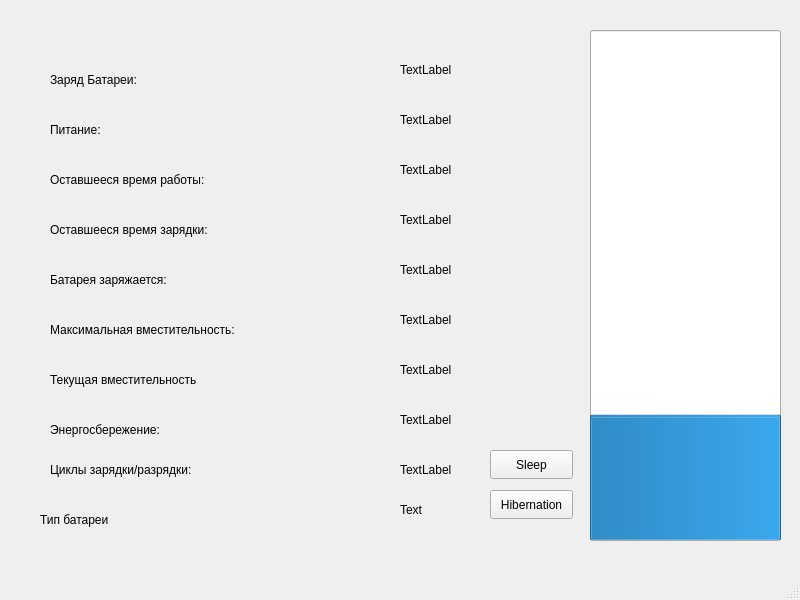
First picture: the form in BatteryManager/mainwindow.ui, repository de1ukc/QT_Battery_Manager, before the edit.
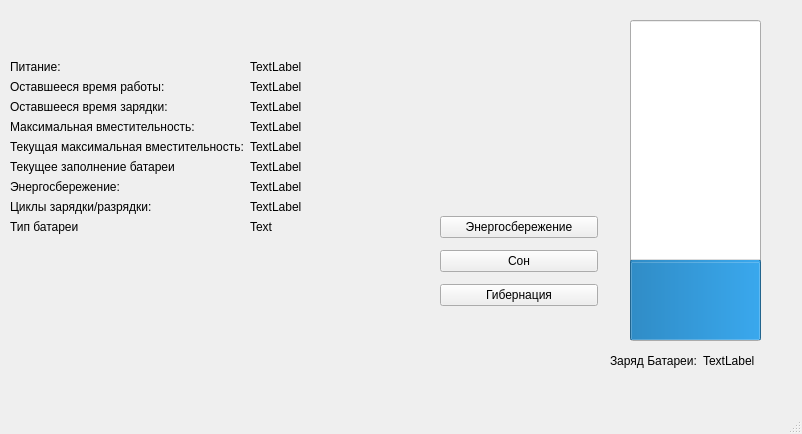
Second picture: the form after the edit.

The edit to the form file:
```diff
--- a/BatteryManager/mainwindow.ui
+++ b/BatteryManager/mainwindow.ui
@@ -6,8 +6,8 @@
    <rect>
     <x>0</x>
     <y>0</y>
-    <width>800</width>
-    <height>600</height>
+    <width>802</width>
+    <height>434</height>
    </rect>
   </property>
   <property name="windowTitle">
@@ -17,10 +17,10 @@
    <widget class="QProgressBar" name="batteryBar">
     <property name="geometry">
      <rect>
-      <x>590</x>
-      <y>30</y>
-      <width>191</width>
-      <height>511</height>
+      <x>630</x>
+      <y>20</y>
+      <width>131</width>
+      <height>321</height>
      </rect>
     </property>
     <property name="value">
@@ -30,292 +30,203 @@
      <enum>Qt::Vertical</enum>
     </property>
    </widget>
-   <widget class="QLabel" name="battery_charge_level">
+   <widget class="QWidget" name="layoutWidget">
     <property name="geometry">
      <rect>
-      <x>50</x>
-      <y>70</y>
-      <width>131</width>
-      <height>20</height>
-     </rect>
-    </property>
-    <property name="text">
-     <string>Заряд Батареи:</string>
-    </property>
-   </widget>
-   <widget class="QLabel" name="battery_charge_level_value">
-    <property name="geometry">
-     <rect>
-      <x>400</x>
+      <x>10</x>
       <y>60</y>
-      <width>63</width>
-      <height>20</height>
+      <width>401</width>
+      <height>281</height>
      </rect>
     </property>
-    <property name="text">
-     <string>TextLabel</string>
-    </property>
-   </widget>
+    <layout class="QFormLayout" name="formLayout">
+     <item row="0" column="0">
    <widget class="QLabel" name="AC_status">
-    <property name="geometry">
-     <rect>
-      <x>50</x>
-      <y>120</y>
-      <width>121</width>
-      <height>20</height>
-     </rect>
-    </property>
     <property name="text">
      <string>Питание:</string>
     </property>
    </widget>
+     </item>
+     <item row="0" column="1">
    <widget class="QLabel" name="AC_status_value">
-    <property name="geometry">
-     <rect>
-      <x>400</x>
-      <y>110</y>
-      <width>63</width>
-      <height>20</height>
-     </rect>
-    </property>
     <property name="text">
      <string>TextLabel</string>
     </property>
    </widget>
+     </item>
+     <item row="1" column="0">
    <widget class="QLabel" name="remaning_time_work">
-    <property name="geometry">
-     <rect>
-      <x>50</x>
-      <y>170</y>
-      <width>201</width>
-      <height>20</height>
-     </rect>
-    </property>
     <property name="text">
      <string>Оставшееся время работы:</string>
     </property>
    </widget>
+     </item>
+     <item row="1" column="1">
+      <widget class="QLabel" name="remaning_time_work_value">
+       <property name="text">
+        <string>TextLabel</string>
+       </property>
+      </widget>
+     </item>
+     <item row="2" column="0">
    <widget class="QLabel" name="remaning_time_charge">
-    <property name="geometry">
-     <rect>
-      <x>50</x>
-      <y>220</y>
-      <width>201</width>
-      <height>20</height>
-     </rect>
-    </property>
     <property name="text">
      <string>Оставшееся время зарядки:</string>
     </property>
    </widget>
-   <widget class="QLabel" name="remaning_time_work_value">
-    <property name="geometry">
-     <rect>
-      <x>400</x>
-      <y>160</y>
-      <width>63</width>
-      <height>20</height>
-     </rect>
-    </property>
-    <property name="text">
-     <string>TextLabel</string>
-    </property>
-   </widget>
+     </item>
+     <item row="2" column="1">
    <widget class="QLabel" name="remaning_time_charge_value">
-    <property name="geometry">
-     <rect>
-      <x>400</x>
-      <y>210</y>
-      <width>63</width>
-      <height>20</height>
-     </rect>
-    </property>
     <property name="text">
      <string>TextLabel</string>
     </property>
    </widget>
-   <widget class="QLabel" name="power_saving">
-    <property name="geometry">
-     <rect>
-      <x>50</x>
-      <y>420</y>
-      <width>231</width>
-      <height>20</height>
-     </rect>
-    </property>
-    <property name="text">
-     <string>Энергосбережение:</string>
-    </property>
-   </widget>
-   <widget class="QLabel" name="charge_status">
-    <property name="geometry">
-     <rect>
-      <x>50</x>
-      <y>270</y>
-      <width>161</width>
-      <height>20</height>
-     </rect>
-    </property>
-    <property name="text">
-     <string>Батарея заряжается:</string>
-    </property>
-   </widget>
-   <widget class="QLabel" name="max_capacity">
-    <property name="geometry">
-     <rect>
-      <x>50</x>
-      <y>320</y>
-      <width>241</width>
-      <height>20</height>
-     </rect>
-    </property>
+     </item>
+     <item row="3" column="0">
+      <widget class="QLabel" name="designed_capacity">
     <property name="text">
      <string>Максимальная вместительность:</string>
     </property>
    </widget>
-   <widget class="QLabel" name="charge_status_value">
-    <property name="geometry">
-     <rect>
-      <x>400</x>
-      <y>260</y>
-      <width>63</width>
-      <height>20</height>
-     </rect>
-    </property>
+     </item>
+     <item row="3" column="1">
+      <widget class="QLabel" name="designed_capacity_value">
     <property name="text">
      <string>TextLabel</string>
     </property>
    </widget>
+     </item>
+     <item row="5" column="0">
    <widget class="QLabel" name="current_capacity">
-    <property name="geometry">
-     <rect>
-      <x>50</x>
-      <y>370</y>
-      <width>231</width>
-      <height>20</height>
-     </rect>
-    </property>
     <property name="text">
-     <string>Текущая вместительность</string>
-    </property>
-   </widget>
-   <widget class="QLabel" name="max_capacity_value">
-    <property name="geometry">
-     <rect>
-      <x>400</x>
-      <y>310</y>
-      <width>63</width>
-      <height>20</height>
-     </rect>
-    </property>
-    <property name="text">
-     <string>TextLabel</string>
-    </property>
-   </widget>
+        <string>Текущее заполнение батареи</string>
+       </property>
+      </widget>
+     </item>
+     <item row="5" column="1">
    <widget class="QLabel" name="current_capacity_value">
-    <property name="geometry">
-     <rect>
-      <x>400</x>
-      <y>360</y>
-      <width>63</width>
-      <height>20</height>
-     </rect>
-    </property>
     <property name="text">
      <string>TextLabel</string>
     </property>
    </widget>
+     </item>
+     <item row="6" column="0">
+      <widget class="QLabel" name="power_saving">
+       <property name="text">
+        <string>Энергосбережение:</string>
+       </property>
+      </widget>
+     </item>
+     <item row="6" column="1">
    <widget class="QLabel" name="power_saving_value">
-    <property name="geometry">
-     <rect>
-      <x>400</x>
-      <y>410</y>
-      <width>63</width>
-      <height>20</height>
-     </rect>
-    </property>
     <property name="text">
      <string>TextLabel</string>
     </property>
    </widget>
-   <widget class="QPushButton" name="btnSleep">
-    <property name="geometry">
-     <rect>
-      <x>490</x>
-      <y>450</y>
-      <width>83</width>
-      <height>29</height>
-     </rect>
-    </property>
-    <property name="text">
-     <string>Sleep</string>
-    </property>
-   </widget>
-   <widget class="QPushButton" name="btnHibernation">
-    <property name="geometry">
-     <rect>
-      <x>490</x>
-      <y>490</y>
-      <width>83</width>
-      <height>29</height>
-     </rect>
-    </property>
-    <property name="text">
-     <string>Hibernation</string>
-    </property>
-   </widget>
+     </item>
+     <item row="7" column="0">
    <widget class="QLabel" name="cycles">
-    <property name="geometry">
-     <rect>
-      <x>50</x>
-      <y>460</y>
-      <width>231</width>
-      <height>20</height>
-     </rect>
-    </property>
     <property name="text">
      <string>Циклы зарядки/разрядки:</string>
     </property>
    </widget>
+     </item>
+     <item row="7" column="1">
    <widget class="QLabel" name="cycles_value">
-    <property name="geometry">
-     <rect>
-      <x>400</x>
-      <y>460</y>
-      <width>63</width>
-      <height>20</height>
-     </rect>
-    </property>
     <property name="text">
      <string>TextLabel</string>
     </property>
    </widget>
+     </item>
+     <item row="8" column="0">
    <widget class="QLabel" name="battery_type">
-    <property name="geometry">
-     <rect>
-      <x>40</x>
-      <y>510</y>
-      <width>231</width>
-      <height>20</height>
-     </rect>
-    </property>
     <property name="text">
      <string>Тип батареи</string>
     </property>
    </widget>
+     </item>
+     <item row="8" column="1">
    <widget class="QLabel" name="battery_type_value">
-    <property name="geometry">
-     <rect>
-      <x>400</x>
-      <y>500</y>
-      <width>63</width>
-      <height>20</height>
-     </rect>
-    </property>
     <property name="text">
      <string>Text</string>
     </property>
    </widget>
+     </item>
+     <item row="4" column="0">
+      <widget class="QLabel" name="max_capacity">
+       <property name="text">
+        <string>Текущая максимальная вместительность:</string>
+       </property>
+      </widget>
+     </item>
+     <item row="4" column="1">
+      <widget class="QLabel" name="max_capacity_value">
+       <property name="text">
+        <string>TextLabel</string>
+       </property>
+      </widget>
+     </item>
+    </layout>
+   </widget>
+   <widget class="QWidget" name="layoutWidget">
+    <property name="geometry">
+     <rect>
+      <x>610</x>
+      <y>350</y>
+      <width>177</width>
+      <height>22</height>
+     </rect>
+    </property>
+    <layout class="QHBoxLayout" name="horizontalLayout">
+     <item>
+      <widget class="QLabel" name="battery_charge_level">
+       <property name="text">
+        <string>Заряд Батареи:</string>
+       </property>
+      </widget>
+     </item>
+     <item>
+      <widget class="QLabel" name="battery_charge_level_value">
+       <property name="text">
+        <string>TextLabel</string>
+       </property>
+      </widget>
+     </item>
+    </layout>
+   </widget>
+   <widget class="QWidget" name="">
+    <property name="geometry">
+     <rect>
+      <x>440</x>
+      <y>210</y>
+      <width>158</width>
+      <height>103</height>
+     </rect>
+    </property>
+    <layout class="QVBoxLayout" name="verticalLayout">
+     <item>
+      <widget class="QPushButton" name="pushButton">
+       <property name="text">
+        <string>Энергосбережение</string>
+       </property>
+      </widget>
+     </item>
+     <item>
+      <widget class="QPushButton" name="btnSleep">
+       <property name="text">
+        <string>Сон</string>
+       </property>
+      </widget>
+     </item>
+     <item>
+      <widget class="QPushButton" name="btnHibernation">
+       <property name="text">
+        <string>Гибернация</string>
+       </property>
+      </widget>
+     </item>
+    </layout>
+   </widget>
   </widget>
   <widget class="QMenuBar" name="menubar">
    <property name="geometry">
```
Left out of the diff: 2 changed lines with no effect on the pictures. Lines whose indentation alone changed are shown as unchanged.
